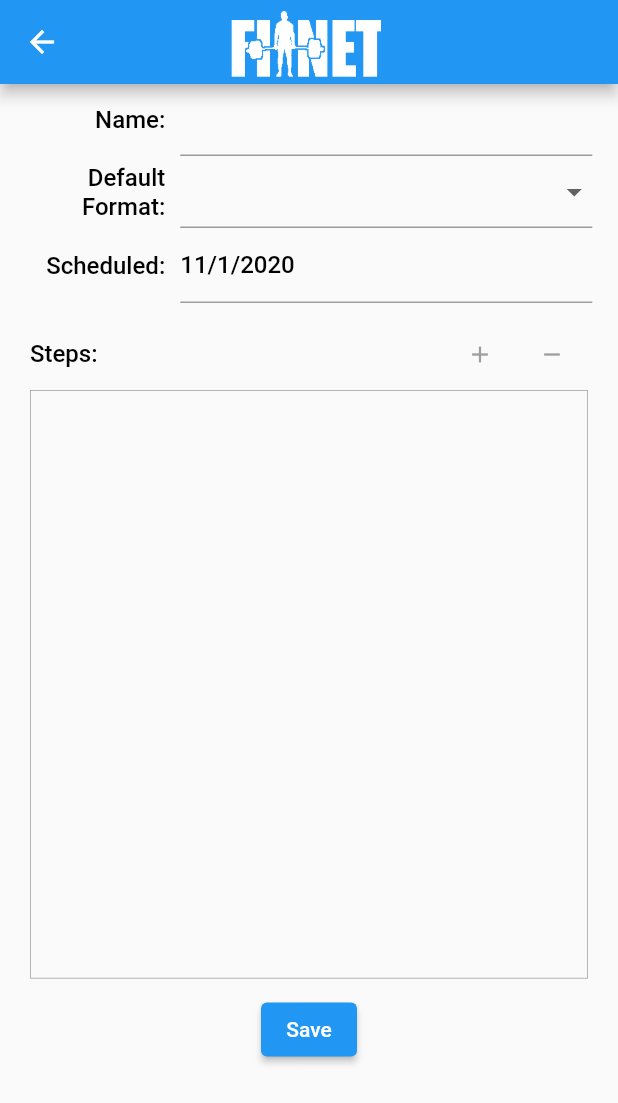
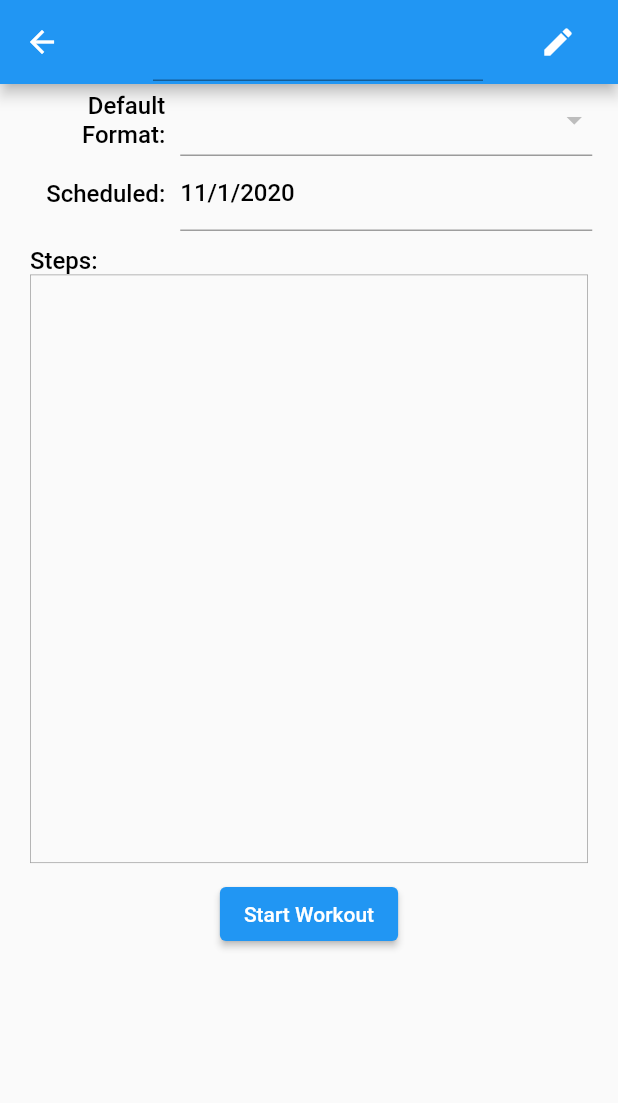
Before and after one commit to daniel-seaton/fitnet, a Flutter app: the EditWorkoutScreen screen opened directly with empty values, on a phone screen of 412 x 824 dp. Shown: the top 1103 px of the screen. Run offline on Flutter 3.47's test engine with Material 2 defaults, Android fonts, the phone set to English and light mode, and no system bars; our stand-ins replace cloud_firestore, firebase_auth, firebase_core, firebase_storage, get_it, google_fonts and 1 more; accounts and stored records are empty.

Commit message:
Changing edit screen to be not editable sometimes

```diff
--- a/lib/models/workout.dart
+++ b/lib/models/workout.dart
@@ -13,8 +13,6 @@ class Workout {
 
   Workout({@required this.uid, this.name, this.scheduled, this.defaultFormat}) {
     if (scheduled == null) scheduled = DateTime.now();
-    if (defaultFormat == null)
-      defaultFormat = Format.forType(FormatType.SetBased);
   }
 
   Workout.fromMap(Map<String, dynamic> map) {
--- a/lib/src/app/workout/createWorkoutButton/createWorkoutButton.dart
+++ b/lib/src/app/workout/createWorkoutButton/createWorkoutButton.dart
@@ -27,7 +27,9 @@ class CreateWorkoutButton extends StatelessWidget {
     Navigator.push(
         context,
         MaterialPageRoute(
-            builder: (context) =>
-                EditWorkoutScreen(workout: Workout(uid: userId))));
+            builder: (context) => EditWorkoutScreen(
+                  workout: Workout(uid: userId),
+                  isEdit: true,
+                )));
   }
 }
--- /dev/null
+++ b/lib/src/app/workout/editWorkoutScreen/editChangeNotifier.dart
@@ -0,0 +1,11 @@
+import 'package:flutter/material.dart';
+
+class EditChangeNotifier extends ChangeNotifier {
+  bool isEdit;
+  EditChangeNotifier({this.isEdit});
+
+  void setIsEdit(bool value) {
+    isEdit = value;
+    notifyListeners();
+  }
+}
--- a/lib/src/app/workout/editWorkoutScreen/editWorkoutScreen.dart
+++ b/lib/src/app/workout/editWorkoutScreen/editWorkoutScreen.dart
@@ -1,4 +1,5 @@
 import 'package:fitnet/models/workout.dart';
+import 'package:fitnet/src/app/workout/editWorkoutScreen/editChangeNotifier.dart';
 import 'package:fitnet/src/app/workout/editWorkoutScreen/workoutChangeNotifier.dart';
 import 'package:flutter/cupertino.dart';
 import 'package:flutter/material.dart';
@@ -11,46 +12,40 @@ import 'formFields/stepListField.dart';
 
 class EditWorkoutScreen extends StatelessWidget {
   final Workout workout;
+  final isEdit;
 
-  EditWorkoutScreen({@required this.workout});
+  EditWorkoutScreen({@required this.workout, @required this.isEdit});
 
   @override
   Widget build(BuildContext context) {
     WorkoutChangeNotifier workoutChangeNotifier =
         WorkoutChangeNotifier(workout: workout);
-    return Scaffold(
-      appBar: AppBar(
-        title: Center(
-          child: Transform.translate(
-            offset: Offset(-30, 0),
-            child: Container(
-              height: 50,
-              width: 100,
-              decoration: BoxDecoration(
-                shape: BoxShape.rectangle,
-                image: DecorationImage(
-                  fit: BoxFit.fill,
-                  image: AssetImage('assets/images/logo-white-2.png'),
-                ),
-              ),
-            ),
-          ),
-        ),
-      ),
-      body: ChangeNotifierProvider.value(
-        value: workoutChangeNotifier,
-        builder: (context, width) => Form(
+    return MultiProvider(
+      providers: [
+        ChangeNotifierProvider.value(value: workoutChangeNotifier),
+        ChangeNotifierProvider.value(value: EditChangeNotifier(isEdit: isEdit))
+      ],
+      builder: (context, width) => Scaffold(
+        appBar: AppBar(title: NameField()),
+        body: Form(
           child: ListView(
             children: [
-              ...getWorkoutFields(context),
+              DefaultFormatField(),
+              ScheduledDateField(),
+              StepListField(
+                  steps: workout.steps != null ? workout.steps : [],
+                  defaultFormat: workout.defaultFormat),
               Padding(
                 padding: EdgeInsets.fromLTRB(0, 0, 0, 5),
                 child: Center(
-                  child: ElevatedButton(
-                    onPressed: () {
-                      print('TODO save');
-                    },
-                    child: Text('Save'),
+                  child: Consumer<EditChangeNotifier>(
+                    builder: (_, notifier, __) => ElevatedButton(
+                      onPressed: () {
+                        if (notifier.isEdit) notifier.setIsEdit(false);
+                        print('TODO save');
+                      },
+                      child: Text(notifier.isEdit ? 'Save' : 'Start Workout'),
+                    ),
                   ),
                 ),
               ),
@@ -60,23 +55,4 @@ class EditWorkoutScreen extends StatelessWidget {
       ),
     );
   }
-
-  List<Widget> getWorkoutFields(BuildContext context) {
-    return workout.toMap().keys.map((field) {
-      switch (field) {
-        case 'defaultFormat':
-          return DefaultFormatField();
-        case 'name':
-          return NameField();
-        case 'scheduled':
-          return ScheduledDateField();
-        case 'steps':
-          return StepListField(
-              steps: workout.steps != null ? workout.steps : [],
-              defaultFormat: workout.defaultFormat);
-        default:
-          return Container(height: 0, width: 0);
-      }
-    }).toList();
-  }
 }
--- a/lib/src/app/workout/editWorkoutScreen/formFields/defaultFormatField.dart
+++ b/lib/src/app/workout/editWorkoutScreen/formFields/defaultFormatField.dart
@@ -1,4 +1,5 @@
 import 'package:fitnet/models/format.dart';
+import 'package:fitnet/src/app/workout/editWorkoutScreen/editChangeNotifier.dart';
 import 'package:fitnet/src/app/workout/editWorkoutScreen/workoutChangeNotifier.dart';
 import 'package:flutter/material.dart';
 import 'package:provider/provider.dart';
@@ -18,16 +19,25 @@ class DefaultFormatField extends StatelessWidget {
         ),
         Container(
           width: MediaQuery.of(context).size.width / 1.5,
-          child: Consumer<WorkoutChangeNotifier>(
-            builder: (_, notifier, __) => DropdownButtonFormField(
-                value: notifier.workout.defaultFormat.value,
+          child: Consumer<EditChangeNotifier>(
+            builder: (_, editNotifier, __) => Consumer<WorkoutChangeNotifier>(
+              builder: (_, workoutNotifier, __) => DropdownButtonFormField(
+                  disabledHint: Text(
+                      workoutNotifier.workout.defaultFormat.displayValue,
+                      style: Theme.of(context).textTheme.bodyText1),
+                  value: workoutNotifier.workout.defaultFormat != null
+                      ? workoutNotifier.workout.defaultFormat.value
+                      : null,
                   items: FormatType.getTypes()
                       .map((type) => DropdownMenuItem(
                           child: Text(Format.forType(type).displayValue,
                               style: Theme.of(context).textTheme.bodyText1),
                           value: type))
                       .toList(),
-                onChanged: (value) => notifier.setDefaultFormat(value)),
+                  onChanged: editNotifier.isEdit
+                      ? (value) => workoutNotifier.setDefaultFormat(value)
+                      : null),
+            ),
           ),
         ),
       ],
--- a/lib/src/app/workout/editWorkoutScreen/formFields/nameField.dart
+++ b/lib/src/app/workout/editWorkoutScreen/formFields/nameField.dart
@@ -2,29 +2,41 @@ import 'package:fitnet/src/app/workout/editWorkoutScreen/workoutChangeNotifier.d
 import 'package:flutter/material.dart';
 import 'package:provider/provider.dart';
 
+import '../editChangeNotifier.dart';
+
 class NameField extends StatelessWidget {
   @override
   Widget build(BuildContext context) {
-    return Row(
-      mainAxisAlignment: MainAxisAlignment.center,
-      children: [
-        Container(
-          padding: EdgeInsets.fromLTRB(0, 5, 10, 5),
-          width: MediaQuery.of(context).size.width / 4,
-          child: Text('Name:',
-              textAlign: TextAlign.right,
-              style: Theme.of(context).textTheme.bodyText1),
-        ),
-        Container(
-          width: MediaQuery.of(context).size.width / 1.5,
-          child: Consumer<WorkoutChangeNotifier>(
-            builder: (_, notifier, __) => TextFormField(
-                style: Theme.of(context).textTheme.bodyText1,
-                initialValue: notifier.workout.name,
-                onChanged: (value) => notifier.setName(value)),
+    return Center(
+      child: Transform.translate(
+        offset: Offset(0, 0),
+        child:
+            Row(mainAxisAlignment: MainAxisAlignment.spaceBetween, children: [
+          Container(
+            width: 250,
+            padding: EdgeInsets.fromLTRB(30, 0, 0, 0),
+            child: Consumer<EditChangeNotifier>(
+              builder: (_, editNotifier, __) => Consumer<WorkoutChangeNotifier>(
+                builder: (_, workoutNotifier, __) => TextFormField(
+                    readOnly: !editNotifier.isEdit,
+                    textAlign: TextAlign.center,
+                    style: TextStyle(fontSize: 24, color: Colors.white),
+                    initialValue: workoutNotifier.workout.name != null
+                        ? workoutNotifier.workout.name
+                        : 'Enter Name',
+                    onChanged: (value) => workoutNotifier.setName(value)),
+              ),
+            ),
           ),
-        ),
-      ],
+          Consumer<EditChangeNotifier>(
+            builder: (_, notifier, __) => !notifier.isEdit
+                ? IconButton(
+                    icon: Icon(Icons.edit),
+                    onPressed: () => {notifier.setIsEdit(true)})
+                : Container(height: 0, width: 0),
+          ),
+        ]),
+      ),
     );
   }
 }
--- a/lib/src/app/workout/editWorkoutScreen/formFields/scheduledDateField.dart
+++ b/lib/src/app/workout/editWorkoutScreen/formFields/scheduledDateField.dart
@@ -2,6 +2,8 @@ import 'package:fitnet/src/app/workout/editWorkoutScreen/workoutChangeNotifier.d
 import 'package:flutter/material.dart';
 import 'package:intl/intl.dart';
 import 'package:provider/provider.dart';
+
+import '../editChangeNotifier.dart';
 
 class ScheduledDateField extends StatelessWidget {
   @override
@@ -16,14 +18,16 @@ class ScheduledDateField extends StatelessWidget {
               textAlign: TextAlign.right,
               style: Theme.of(context).textTheme.bodyText1),
         ),
-        Consumer<WorkoutChangeNotifier>(
-          builder: (_, notifier, __) => Container(
+        Consumer<EditChangeNotifier>(
+          builder: (_, editNotifier, __) => Consumer<WorkoutChangeNotifier>(
+            builder: (_, workoutNotifier, __) => Container(
               width: MediaQuery.of(context).size.width / 1.5,
               child: InkWell(
                 onTap: () async {
-                notifier.setScheduled(await showDatePicker(
+                  if (!editNotifier.isEdit) return;
+                  workoutNotifier.setScheduled(await showDatePicker(
                     context: context,
-                  initialDate: notifier.workout.scheduled,
+                    initialDate: workoutNotifier.workout.scheduled,
                     firstDate: DateTime.now().add(Duration(days: -365)),
                     lastDate: DateTime.now().add(Duration(days: 365)),
                   ));
@@ -33,8 +37,11 @@ class ScheduledDateField extends StatelessWidget {
                   alignment: Alignment.centerLeft,
                   decoration: BoxDecoration(
                       border: Border(bottom: BorderSide(color: Colors.grey))),
-                child: Text(DateFormat.yMd().format(notifier.workout.scheduled),
+                  child: Text(
+                      DateFormat.yMd()
+                          .format(workoutNotifier.workout.scheduled),
                       style: Theme.of(context).textTheme.bodyText1),
+                ),
               ),
             ),
           ),
--- a/lib/src/app/workout/editWorkoutScreen/formFields/stepListField.dart
+++ b/lib/src/app/workout/editWorkoutScreen/formFields/stepListField.dart
@@ -1,5 +1,6 @@
 import 'package:fitnet/models/format.dart';
 import 'package:fitnet/models/workoutStep.dart';
+import 'package:fitnet/src/app/workout/editWorkoutScreen/editChangeNotifier.dart';
 import 'package:fitnet/src/app/workout/editWorkoutScreen/workoutChangeNotifier.dart';
 import 'package:flutter/material.dart';
 import 'package:provider/provider.dart';
@@ -12,8 +13,6 @@ class StepListField extends StatelessWidget {
 
   @override
   Widget build(BuildContext context) {
-    WorkoutChangeNotifier changeNotifier =
-        Provider.of<WorkoutChangeNotifier>(context);
     return Padding(
       padding: EdgeInsets.fromLTRB(20, 10, 20, 10),
       child: Column(
@@ -21,39 +20,21 @@ class StepListField extends StatelessWidget {
         children: [
           Container(
             width: MediaQuery.of(context).size.width - 40,
-            child: Row(
-              mainAxisAlignment: MainAxisAlignment.spaceBetween,
-              children: [
-                Text('Steps:', style: Theme.of(context).textTheme.bodyText1),
-                Row(mainAxisAlignment: MainAxisAlignment.end, children: [
-                  IconButton(
-                      padding: EdgeInsets.all(4),
-                      iconSize: 18,
-                      icon: Icon(Icons.add, color: Colors.grey),
-                      onPressed: () {
-                        print('TODO add step');
-                      }),
-                  IconButton(
-                      padding: EdgeInsets.all(4),
-                      iconSize: 18,
-                      icon: Icon(Icons.remove, color: Colors.grey),
-                      onPressed: () {
-                        print('TODO remove step');
-                      })
-                ]),
-              ],
-            ),
+            child: Text('Steps:', style: Theme.of(context).textTheme.bodyText1),
           ),
           Container(
             decoration: BoxDecoration(
                 border: Border.all(color: Colors.grey, width: 0.5)),
             height: MediaQuery.of(context).size.height / 2.1,
             width: MediaQuery.of(context).size.width - 40,
-            child: ReorderableListView(
+            child: Consumer<EditChangeNotifier>(
+              builder: (_, editNotifier, __) => Consumer<WorkoutChangeNotifier>(
+                builder: (_, workoutNotifier, __) => ReorderableListView(
                   onReorder: (x, y) {
+                    if (!editNotifier.isEdit) return;
                     if (x != y) {
-                  WorkoutStep step = changeNotifier.removeStep(x);
-                  changeNotifier.addStep(y > x ? y - 1 : y, step);
+                      WorkoutStep step = workoutNotifier.removeStep(x);
+                      workoutNotifier.addStep(y > x ? y - 1 : y, step);
                     }
                   },
                   children: List.generate(
@@ -76,16 +57,23 @@ class StepListField extends StatelessWidget {
                               crossAxisAlignment: CrossAxisAlignment.start,
                               children: [
                                 Text(step.exercise.name,
-                                style: Theme.of(context).textTheme.bodyText1),
+                                    style:
+                                        Theme.of(context).textTheme.bodyText1),
                                 Text(step.format.displayValue,
-                                style: Theme.of(context).textTheme.bodyText2),
+                                    style:
+                                        Theme.of(context).textTheme.bodyText2),
                               ],
                             ),
-                        IconButton(icon: Icon(Icons.reorder), onPressed: null)
+                            editNotifier.isEdit
+                                ? IconButton(
+                                    icon: Icon(Icons.reorder), onPressed: null)
+                                : Container(width: 0, height: 0)
                           ],
                         ),
                       );
                     },
+                  ),
+                ),
               ),
             ),
           ),
--- a/lib/src/app/workout/workoutListItem/workoutListItem.dart
+++ b/lib/src/app/workout/workoutListItem/workoutListItem.dart
@@ -35,7 +35,8 @@ class WorkoutListItem extends StatelessWidget {
     Navigator.push(
         context,
         MaterialPageRoute(
-            builder: (context) => EditWorkoutScreen(workout: workout)));
+            builder: (context) =>
+                EditWorkoutScreen(workout: workout, isEdit: false)));
   }
 
   getDateDisplay() {
```
Lines whose indentation alone changed are shown as unchanged.
